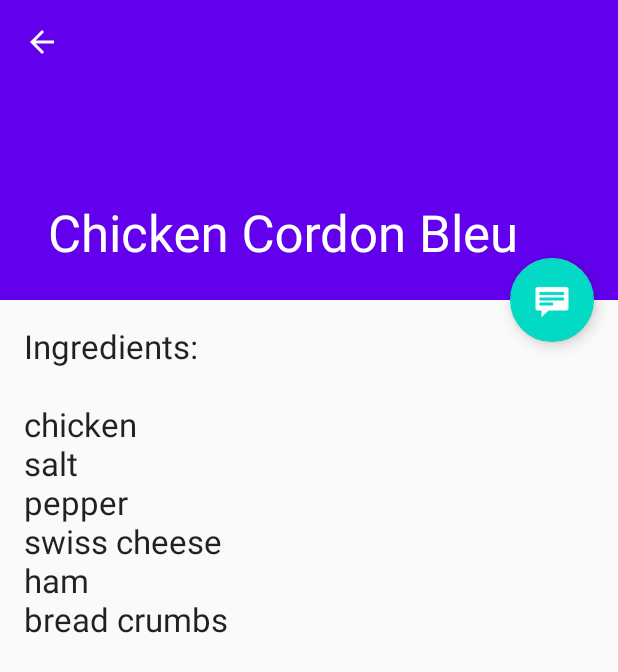
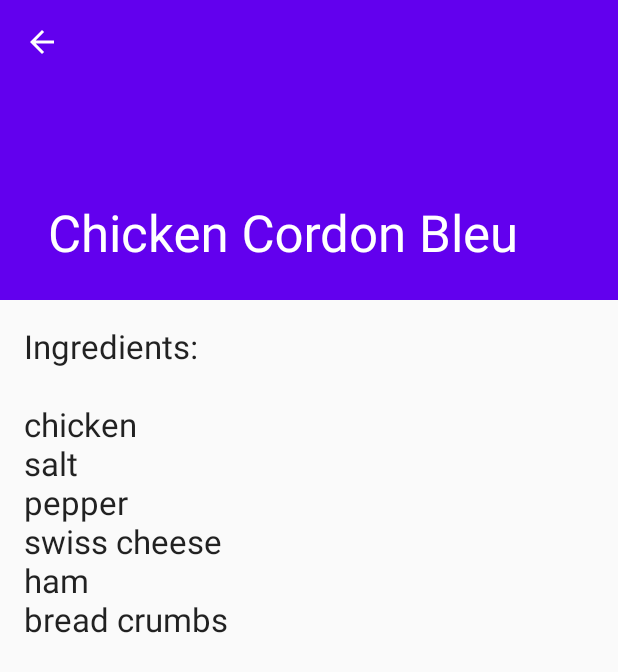
Before and after one commit to lauramcguire/CPS731_Lab_5, an Android app: the screen it shows after launch (RecipeDetailActivity), after a tap on "Chicken Cordon Bleu", on a phone screen of 412 x 824 dp. Shown: the top 672 px of the screen. Run offline under Robolectric (Android 15) with nearby library versions, the phone set to English and light mode, and no system bars; 1 other tap on this screen came first.

Commit message:
removed fab from layouts

```diff
--- a/app/src/main/java/com/cps731lab5/RecipeDetailActivity.java
+++ b/app/src/main/java/com/cps731lab5/RecipeDetailActivity.java
@@ -29,15 +29,6 @@
         setContentView(R.layout.activity_recipe_detail);
         Toolbar toolbar = (Toolbar) findViewById(R.id.detail_toolbar);
         setSupportActionBar(toolbar);
-
-        FloatingActionButton fab = (FloatingActionButton) findViewById(R.id.fab);
-        fab.setOnClickListener(new View.OnClickListener() {
-            @Override
-            public void onClick(View view) {
-                Snackbar.make(view, "Replace with your own detail action", Snackbar.LENGTH_LONG)
-                        .setAction("Action", null).show();
-            }
-        });
 
         // Show the Up button in the action bar.
         ActionBar actionBar = getSupportActionBar();
--- a/app/src/main/java/com/cps731lab5/RecipeListActivity.java
+++ b/app/src/main/java/com/cps731lab5/RecipeListActivity.java
@@ -45,15 +45,6 @@
         Toolbar toolbar = (Toolbar) findViewById(R.id.toolbar);
         setSupportActionBar(toolbar);
         toolbar.setTitle(getTitle());
-
-        FloatingActionButton fab = (FloatingActionButton) findViewById(R.id.fab);
-        fab.setOnClickListener(new View.OnClickListener() {
-            @Override
-            public void onClick(View view) {
-                Snackbar.make(view, "Replace with your own action", Snackbar.LENGTH_LONG)
-                        .setAction("Action", null).show();
-            }
-        });
 
         if (findViewById(R.id.recipe_detail_container) != null) {
             // The detail container view will be present only in the
--- a/app/src/main/res/layout/activity_recipe_detail.xml
+++ b/app/src/main/res/layout/activity_recipe_detail.xml
@@ -41,14 +41,4 @@
         android:layout_height="match_parent"
         app:layout_behavior="@string/appbar_scrolling_view_behavior" />
 
-    <com.google.android.material.floatingactionbutton.FloatingActionButton
-        android:id="@+id/fab"
-        android:layout_width="wrap_content"
-        android:layout_height="wrap_content"
-        android:layout_gravity="center_vertical|start"
-        android:layout_margin="@dimen/fab_margin"
-        app:layout_anchor="@+id/recipe_detail_container"
-        app:layout_anchorGravity="top|end"
-        app:srcCompat="@android:drawable/stat_notify_chat" />
-
 </androidx.coordinatorlayout.widget.CoordinatorLayout>
```
Also changed, not shown: app/src/main/java/com/cps731lab5/dummy/DummyContent.java (+4 -11 lines), app/src/main/res/layout/activity_recipe_list.xml (+0 -8 lines), app/src/main/res/layout/recipe_image.xml (added, +16 -0 lines).
